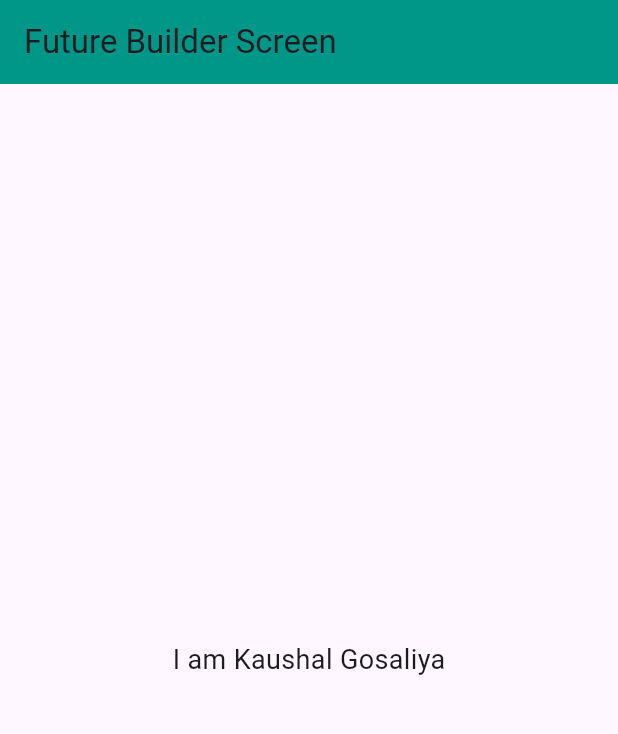
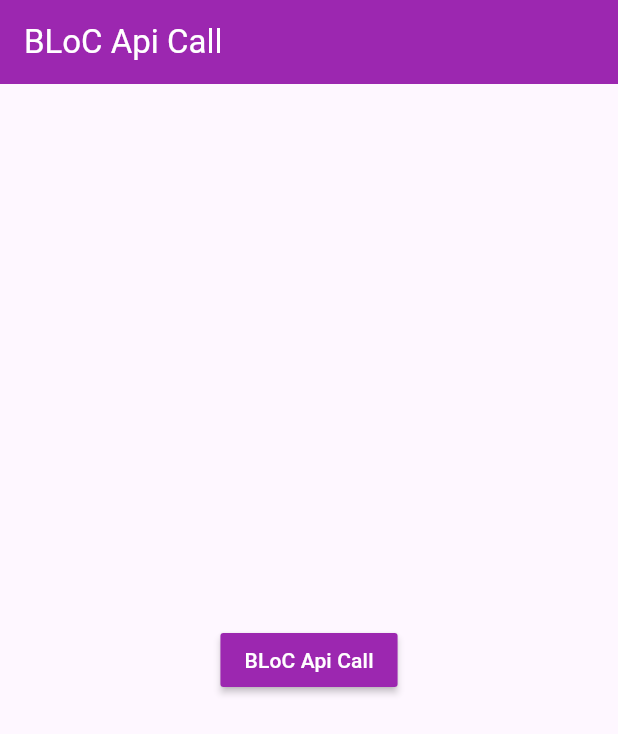
Before and after one commit to kaushalgosaliya5/ProviderApp, a Flutter app: the screen it shows after launch, on a phone screen of 412 x 824 dp. Shown: the top 734 px of the screen. Run offline on Flutter 3.47's test engine with Material 2 defaults, Android fonts, the phone set to English and light mode, and no system bars; our stand-ins replace google_fonts; missing offline and left inert: fancy_animated_button.

```diff
--- a/lib/main.dart
+++ b/lib/main.dart
@@ -2,7 +2,7 @@ import 'package:flutter/material.dart';
 import 'package:provider/provider.dart';
 import 'package:provider_app/provider/counter_provider.dart';
 import 'package:provider_app/provider/shopping_card_provider.dart';
-import 'package:provider_app/screen/future_builder_screen.dart';
+import 'package:provider_app/screen/bloc_screen.dart';
 import 'package:provider_app/screen/second_page.dart';
 
 void main() {
@@ -31,7 +31,10 @@ class MyApp extends StatelessWidget {
         //'/': (context) => const RowColumnScreen(),
         //'/': (context) => const ImageScreen(),
         //'/': (context) => const FancyAnimatedButtonScreen(),
-        '/': (context) => const FutureBuilderScreen(),
+        //'/': (context) => const FutureBuilderScreen(),
+        //'/': (context) => const StreamBuilderScreen(),
+        //'/': (context) => const GoogleFontsScreen(),
+        '/': (context) => const BLoCScreen(),
         "/secondScreen": (context) => const SecondScreen(),
       },
     );
--- a/lib/screen/bloc_screen.dart
+++ b/lib/screen/bloc_screen.dart
@@ -1,17 +1,31 @@
-import 'package:fancy_animated_button/fancy_animated_button.dart';
 import 'package:flutter/material.dart';
 
-class FancyAnimatedButtonScreen extends StatelessWidget {
-  const FancyAnimatedButtonScreen({Key? key}) : super(key: key);
+class BLoCScreen extends StatefulWidget {
+  const BLoCScreen({Key? key}) : super(key: key);
 
+  @override
+  State<BLoCScreen> createState() => _BLoCScreenState();
+}
+
+class _BLoCScreenState extends State<BLoCScreen> {
   @override
   Widget build(BuildContext context) {
     return Scaffold(
       appBar: AppBar(
-        title: const Text('Fancy Animated Button Screen'),
-        backgroundColor: Colors.cyan,
+        title: const Text(
+          "BLoC Api Call",
+          style: TextStyle(color: Colors.white),
+        ),
+        backgroundColor: Colors.purple,
       ),
-      body: FancyAnimatedButton(onClick: () {}),
+      body: Center(
+        child: MaterialButton(
+          color: Colors.purple,
+          textColor: Colors.white,
+          onPressed: () {},
+          child: const Text('BLoC Api Call'),
+        ),
+      ),
     );
   }
 }
--- a/pubspec.yaml
+++ b/pubspec.yaml
@@ -48,7 +48,8 @@ dev_dependencies:
   # rules and activating additional ones.
   flutter_lints: ^2.0.0
   fancy_animated_button: 0.0.2
-# For information on the generic Dart part of this file, see the
+  google_fonts: ^4.0.4
+  # For information on the generic Dart part of this file, see the
 # following page: https://dart.dev/tools/pub/pubspec
 
 # The following section is specific to Flutter packages.
```
Also changed, not shown: lib/screen/fancy_animated_button_screen.dart (added, +17 -0 lines), lib/screen/google_fonts_screen.dart (added, +54 -0 lines), lib/screen/stream_builder_screen.dart (added, +44 -0 lines), pubspec.lock, 1 other file.
